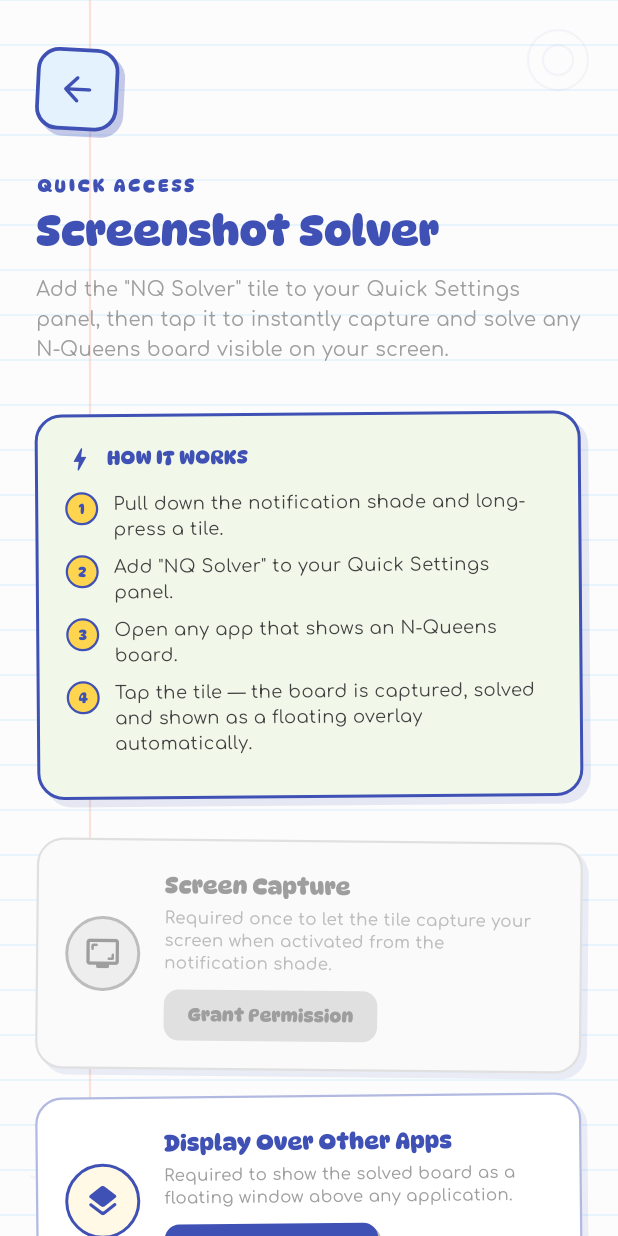
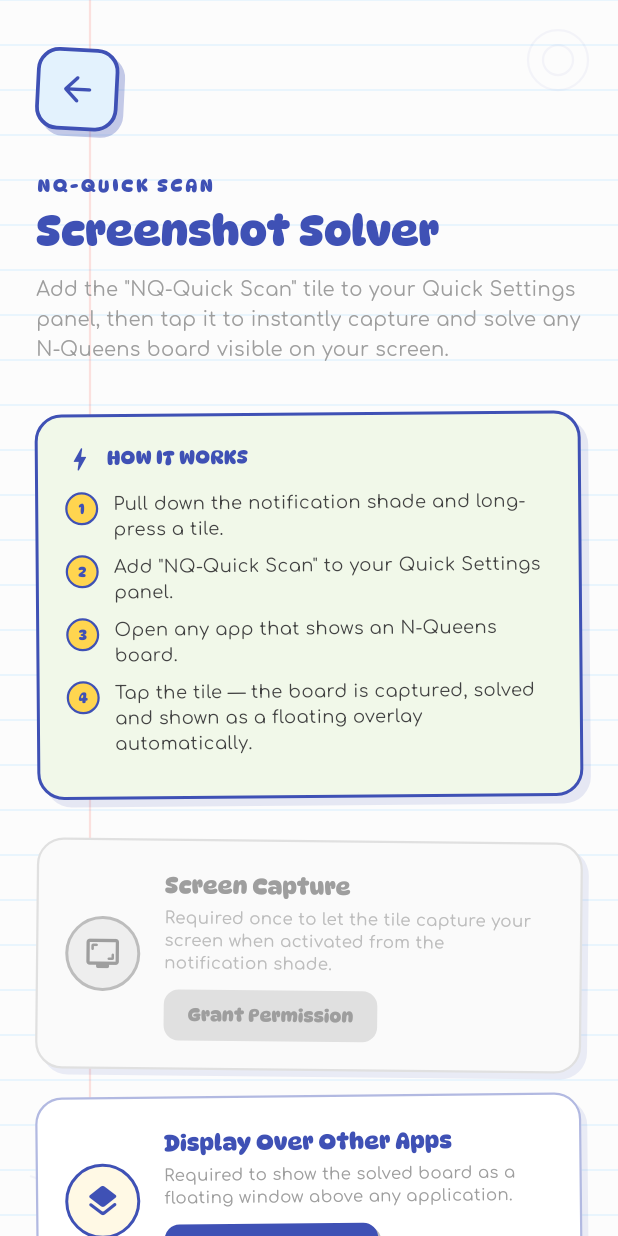
Before and after one commit to KavimugilRajasekar/N-Queens-Solver, a Flutter app: the ScreenshotSolverSetupScreen screen opened directly, on a phone screen of 412 x 824 dp. Run offline on Flutter 3.47's test engine with Material 3 defaults, Android fonts, the phone set to English and light mode, and no system bars; our stand-ins replace camera, device_info_plus, firebase_core, firebase_database, firebase_messaging, image_picker and 7 more; missing offline and left inert: encrypt, mobile_scanner, quick_actions, shake; accounts and stored records are empty; network calls fail.

Commit message:
New Revoke Option In Quick Access Settings

```diff
--- a/lib/screens/landing_page.dart
+++ b/lib/screens/landing_page.dart
@@ -26,7 +26,7 @@ class LandingPage extends StatefulWidget {
 
 class _LandingPageState extends State<LandingPage> with WidgetsBindingObserver, SingleTickerProviderStateMixin {
   int _totalSolved = 0;
-  // Quick Access live status
+  // NQ-Quick Scan live status
   bool _qaAllSet = false;
   final ScrollController _scrollController = ScrollController();
   bool _showScrollDownButton = false;
@@ -98,7 +98,7 @@ class _LandingPageState extends State<LandingPage> with WidgetsBindingObserver,
     }
   }
 
-  /// Re-check Quick Access status when returning from the setup screen.
+  /// Re-check NQ-Quick Scan status when returning from the setup screen.
   @override
   void didChangeAppLifecycleState(AppLifecycleState state) {
     if (state == AppLifecycleState.resumed) {
@@ -765,7 +765,7 @@ class _LandingPageState extends State<LandingPage> with WidgetsBindingObserver,
                 crossAxisAlignment: CrossAxisAlignment.start,
                 children: [
                   const Text(
-                    'QUICK ACCESS',
+                    'NQ-QUICK SCAN',
                     style: TextStyle(
                       fontFamily: 'DynaPuff',
                       fontWeight: FontWeight.bold,
--- a/lib/screens/screenshot_solver_setup_screen.dart
+++ b/lib/screens/screenshot_solver_setup_screen.dart
@@ -89,6 +89,31 @@ class _ScreenshotSolverSetupScreenState
     }
   }
 
+  Future<void> _revokeProjection() async {
+    final success = await ScreenshotSolverService.instance.revokeMediaProjection();
+    if (success) {
+      await _checkPermissions();
+      if (mounted) {
+        ScaffoldMessenger.of(context).showSnackBar(
+          SnackBar(
+            content: const Text(
+              "Screen Capture permission revoked!",
+              style: TextStyle(fontFamily: 'DynaPuff', color: Colors.white, fontSize: 16),
+            ),
+            duration: const Duration(seconds: 1),
+            behavior: SnackBarBehavior.floating,
+            backgroundColor: AppColors.navyBlue,
+            margin: const EdgeInsets.only(bottom: 105, left: 40, right: 40),
+            shape: RoundedRectangleBorder(
+              borderRadius: BorderRadius.circular(15),
+              side: const BorderSide(color: Colors.white24, width: 1),
+            ),
+          ),
+        );
+      }
+    }
+  }
+
   Future<void> _grantOverlay() async {
     await ScreenshotSolverService.instance.requestOverlayPermission();
     // Re-check after returning from settings
@@ -138,7 +163,7 @@ class _ScreenshotSolverSetupScreenState
 
                   // Header
                   const Text(
-                    'QUICK ACCESS',
+                    'NQ-QUICK SCAN',
                     style: TextStyle(
                       fontFamily: 'DynaPuff',
                       fontSize: 12,
@@ -158,7 +183,7 @@ class _ScreenshotSolverSetupScreenState
                   ),
                   const SizedBox(height: 8),
                   const Text(
-                    'Add the "NQ Solver" tile to your Quick Settings panel, then tap it to instantly capture and solve any N-Queens board visible on your screen.',
+                    'Add the "NQ-Quick Scan" tile to your Quick Settings panel, then tap it to instantly capture and solve any N-Queens board visible on your screen.',
                     style: TextStyle(
                       fontFamily: 'Comfortaa',
                       fontSize: 13,
@@ -313,6 +338,7 @@ class _ScreenshotSolverSetupScreenState
                     isGranted: _hasProjection,
                     isLoading: _isCheckingProjection,
                     onGrant: _grantProjection,
+                    onRevoke: _revokeProjection,
                     rotation: 0.01,
                     isDisabled: !_hasOverlay,
                   ),
@@ -365,7 +391,7 @@ class _ScreenshotSolverSetupScreenState
                             ),
                             const SizedBox(height: 6),
                             const Text(
-                              'Pull down your notification shade and add the "NQ Solver" tile to Quick Settings. Tap it anytime to solve a board on your screen.',
+                              'Pull down your notification shade and add the "NQ-Quick Scan" tile to Quick Settings. Tap it anytime to solve a board on your screen.',
                               textAlign: TextAlign.center,
                               style: TextStyle(
                                 fontFamily: 'Comfortaa',
@@ -418,7 +444,7 @@ class _ScreenshotSolverSetupScreenState
 
   static const _steps = [
     _Step('1', 'Pull down the notification shade and long-press a tile.'),
-    _Step('2', 'Add "NQ Solver" to your Quick Settings panel.'),
+    _Step('2', 'Add "NQ-Quick Scan" to your Quick Settings panel.'),
     _Step('3', 'Open any app that shows an N-Queens board.'),
     _Step('4', 'Tap the tile — the board is captured, solved and shown as a floating overlay automatically.'),
   ];
@@ -441,6 +467,7 @@ class _PermissionCard extends StatelessWidget {
   final bool isGranted;
   final bool isLoading;
   final VoidCallback onGrant;
+  final VoidCallback? onRevoke;
   final double rotation;
   final bool isDisabled;
 
@@ -451,6 +478,7 @@ class _PermissionCard extends StatelessWidget {
     required this.isGranted,
     required this.isLoading,
     required this.onGrant,
+    this.onRevoke,
     this.rotation = 0,
     this.isDisabled = false,
   });
@@ -567,6 +595,32 @@ class _PermissionCard extends StatelessWidget {
                               ),
                       ),
                     ),
+                  ] else if (onRevoke != null) ...[
+                    const SizedBox(height: 10),
+                    GestureDetector(
+                      onTap: onRevoke,
+                      child: Container(
+                        padding: const EdgeInsets.symmetric(
+                            horizontal: 16, vertical: 8),
+                        decoration: BoxDecoration(
+                          color: Colors.redAccent.shade700,
+                          borderRadius: BorderRadius.circular(10),
+                          boxShadow: const [
+                            BoxShadow(
+                                color: Colors.black26, offset: Offset(2, 2))
+                          ],
+                        ),
+                        child: const Text(
+                          'Revoke Permission',
+                          style: TextStyle(
+                            fontFamily: 'DynaPuff',
+                            fontSize: 12,
+                            fontWeight: FontWeight.bold,
+                            color: Colors.white,
+                          ),
+                        ),
+                      ),
+                    ),
                   ],
                 ],
               ),
--- a/pubspec.yaml
+++ b/pubspec.yaml
@@ -16,7 +16,7 @@ publish_to: 'none' # Remove this line if you wish to publish to pub.dev
 # https://developer.apple.com/library/archive/documentation/General/Reference/InfoPlistKeyReference/Articles/CoreFoundationKeys.html
 # In Windows, build-name is used as the major, minor, and patch parts
 # of the product and file versions while build-number is used as the build suffix.
-version: 2.0.1+5
+version: 2.1.0+6
 
 environment:
   sdk: ^3.11.5
```
Also changed, not shown: lib/utils/screenshot_solver_service.dart (+10 -0 lines), 2 other files.
